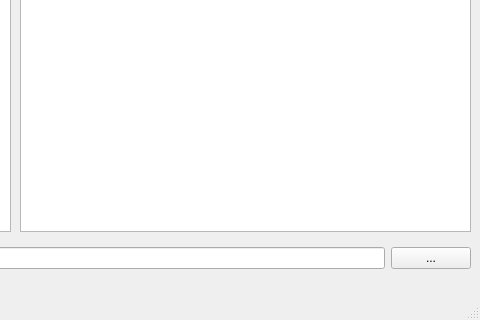
atChenAn/SimpleJmeter, file ui/main.ui: the form before one commit; both pictures show x 480 to 960 and y 369 to 689 of the 960 by 689 pixel window.
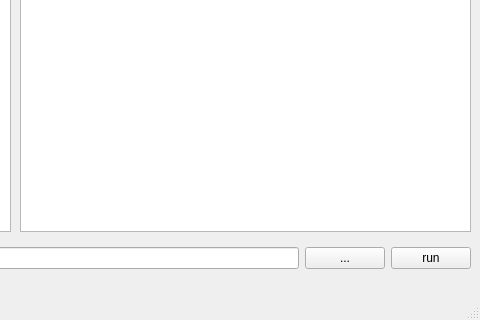
The form after the commit.

```diff
--- a/ui/main.ui
+++ b/ui/main.ui
@@ -175,6 +175,13 @@
        </property>
       </widget>
      </item>
+     <item>
+      <widget class="QPushButton" name="runPushButton">
+       <property name="text">
+        <string>run</string>
+       </property>
+      </widget>
+     </item>
     </layout>
    </widget>
   </widget>
```
